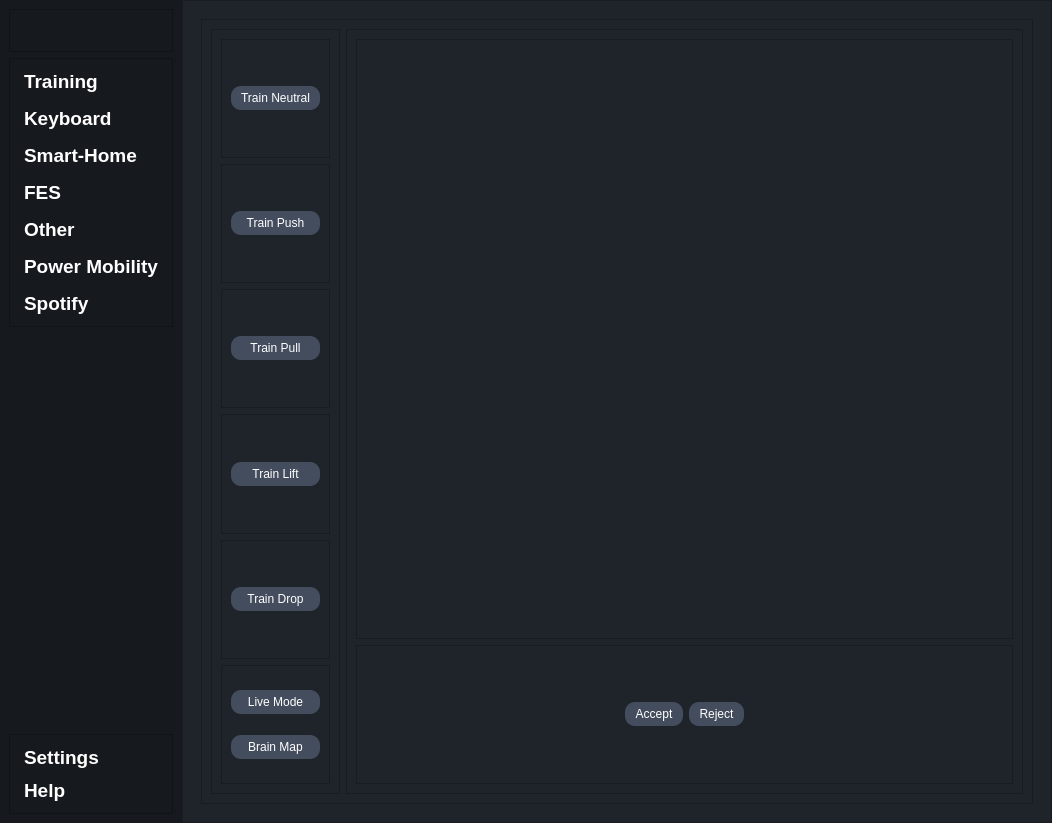
Qt form welcomescreen.ui (GRH-BCI/GRH-Home-BCI) before a commit.
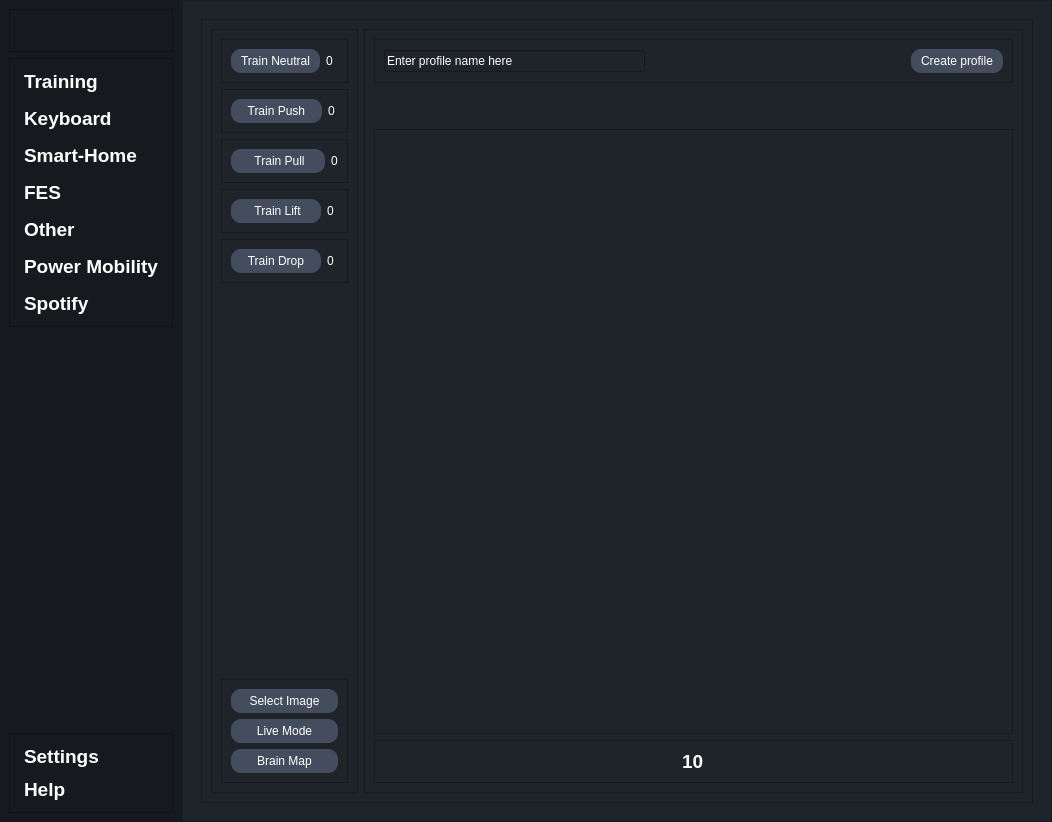
The same form after that commit. The open tabs and pages were chosen to show the change. Icons and pictures are not drawn.

Diff of the .ui file:
```diff
--- a/welcomescreen.ui
+++ b/welcomescreen.ui
@@ -7,7 +7,7 @@
     <x>0</x>
     <y>0</y>
     <width>1052</width>
-    <height>823</height>
+    <height>822</height>
    </rect>
   </property>
   <property name="sizePolicy">
@@ -659,6 +659,13 @@
                            </property>
                           </widget>
                          </item>
+                         <item>
+                          <widget class="QLabel" name="NeutralLabel">
+                           <property name="text">
+                            <string>0</string>
+                           </property>
+                          </widget>
+                         </item>
                         </layout>
                        </widget>
                       </item>
@@ -702,7 +709,14 @@
 </string>
                            </property>
                            <property name="text">
-                            <string>Train Push</string>
+                            <string>  Train Push  </string>
+                           </property>
+                          </widget>
+                         </item>
+                         <item>
+                          <widget class="QLabel" name="PushLabel">
+                           <property name="text">
+                            <string>0</string>
                            </property>
                           </widget>
                          </item>
@@ -749,7 +763,14 @@
 </string>
                            </property>
                            <property name="text">
-                            <string>Train Pull</string>
+                            <string>    Train Pull   </string>
+                           </property>
+                          </widget>
+                         </item>
+                         <item>
+                          <widget class="QLabel" name="PullLabel">
+                           <property name="text">
+                            <string>0</string>
                            </property>
                           </widget>
                          </item>
@@ -796,7 +817,14 @@
 </string>
                            </property>
                            <property name="text">
-                            <string>Train Lift</string>
+                            <string>    Train Lift   </string>
+                           </property>
+                          </widget>
+                         </item>
+                         <item>
+                          <widget class="QLabel" name="LiftLabel">
+                           <property name="text">
+                            <string>0</string>
                            </property>
                           </widget>
                          </item>
@@ -843,13 +871,33 @@
 </string>
                            </property>
                            <property name="text">
-                            <string>Train Drop</string>
+                            <string>  Train Drop  </string>
+                           </property>
+                          </widget>
+                         </item>
+                         <item>
+                          <widget class="QLabel" name="DropLabel">
+                           <property name="text">
+                            <string>0</string>
                            </property>
                           </widget>
                          </item>
                         </layout>
                        </widget>
                       </item>
+                      <item>
+                       <spacer name="verticalSpacer_7">
+                        <property name="orientation">
+                         <enum>Qt::Vertical</enum>
+                        </property>
+                        <property name="sizeHint" stdset="0">
+                         <size>
+                          <width>20</width>
+                          <height>20</height>
+                         </size>
+                        </property>
+                       </spacer>
+                      </item>
                       <item>
                        <widget class="QFrame" name="frame_55">
                         <property name="frameShape">
@@ -860,7 +908,36 @@
                         </property>
                         <layout class="QVBoxLayout" name="verticalLayout_31">
                          <item>
-                          <widget class="QPushButton" name="pushButton_9">
+                          <widget class="QPushButton" name="SelectImageBtn">
+                           <property name="styleSheet">
+                            <string notr="true">QPushButton{
+	background-color:rgb(68, 77, 93);
+	color:rgb(255, 255, 255);
+	padding: 5px 10px; 
+	border-top-left-radius: 10px;
+	border-top-right-radius: 10px;
+	border-bottom-left-radius: 10px;
+	border-bottom-right-radius: 10px;
+	border-left: 2px solidrgb(135, 153, 184);
+	border-right: 2px solidrgb(135, 153, 184);
+	border-top: 2px solidrgb(135, 153, 184);
+	border-bottom: 2px solidrgb(135, 153, 184);
+}
+QPushButton:hover{
+	background-color:rgb(148, 168, 202);
+}
+QPushButton:pressed{
+	background-color:rgb(143, 255, 130);
+}
+</string>
+                           </property>
+                           <property name="text">
+                            <string>Select Image</string>
+                           </property>
+                          </widget>
+                         </item>
+                         <item>
+                          <widget class="QPushButton" name="LiveModeBtn">
                            <property name="styleSheet">
                             <string notr="true">QPushButton{
 	background-color:rgb(68, 77, 93);
@@ -932,78 +1009,7 @@
                       <enum>QFrame::Raised</enum>
                      </property>
                      <layout class="QVBoxLayout" name="verticalLayout_32">
-                      <item>
-                       <widget class="QFrame" name="frame_53">
-                        <property name="sizePolicy">
-                         <sizepolicy hsizetype="Minimum" vsizetype="Minimum">
-                          <horstretch>0</horstretch>
-                          <verstretch>0</verstretch>
-                         </sizepolicy>
-                        </property>
-                        <property name="minimumSize">
-                         <size>
-                          <width>600</width>
-                          <height>600</height>
-                         </size>
-                        </property>
-                        <property name="frameShape">
-                         <enum>QFrame::StyledPanel</enum>
-                        </property>
-                        <property name="frameShadow">
-                         <enum>QFrame::Raised</enum>
-                        </property>
-                        <widget class="QLabel" name="label_31">
-                         <property name="geometry">
-                          <rect>
-                           <x>240</x>
-                           <y>240</y>
-                           <width>150</width>
-                           <height>150</height>
-                          </rect>
-                         </property>
-                         <property name="sizePolicy">
-                          <sizepolicy hsizetype="Minimum" vsizetype="Minimum">
-                           <horstretch>0</horstretch>
-                           <verstretch>0</verstretch>
-                          </sizepolicy>
-                         </property>
-                         <property name="minimumSize">
-                          <size>
-                           <width>150</width>
-                           <height>150</height>
-                          </size>
-                         </property>
-                         <property name="maximumSize">
-                          <size>
-                           <width>300</width>
-                           <height>300</height>
-                          </size>
-                         </property>
-                         <property name="sizeIncrement">
-                          <size>
-                           <width>0</width>
-                           <height>0</height>
-                          </size>
-                         </property>
-                         <property name="baseSize">
-                          <size>
-                           <width>150</width>
-                           <height>150</height>
-                          </size>
-                         </property>
-                         <property name="text">
-                          <string/>
-                         </property>
-                         <property name="pixmap">
-                          <pixmap resource="resources.qrc">:/photos/Assets/frog.png</pixmap>
-                         </property>
-                         <property name="scaledContents">
-                          <bool>true</bool>
-                         </property>
-                        </widget>
-                       </widget>
-                      </item>
-                      <item>
+                      <item alignment="Qt::AlignTop">
                        <widget class="QFrame" name="frame_54">
                         <property name="frameShape">
                          <enum>QFrame::StyledPanel</enum>
@@ -1012,6 +1018,13 @@
                          <enum>QFrame::Raised</enum>
                         </property>
                         <layout class="QHBoxLayout" name="horizontalLayout_33">
+                         <item>
+                          <widget class="QLineEdit" name="ProfileLine">
+                           <property name="text">
+                            <string>Enter profile name here </string>
+                           </property>
+                          </widget>
+                         </item>
                          <item>
                           <spacer name="horizontalSpacer_23">
                            <property name="orientation">
@@ -1050,51 +1063,88 @@
 </string>
                            </property>
                            <property name="text">
-                            <string>Accept</string>
+                            <string>Create profile</string>
                            </property>
                           </widget>
                          </item>
-                         <item>
-                          <widget class="QPushButton" name="pushButton_7">
-                           <property name="styleSheet">
-                            <string notr="true">QPushButton{
-	background-color:rgb(68, 77, 93);
-	color:rgb(255, 255, 255);
-	padding: 5px 10px; 
-	border-top-left-radius: 10px;
-	border-top-right-radius: 10px;
-	border-bottom-left-radius: 10px;
-	border-bottom-right-radius: 10px;
-	border-left: 2px solidrgb(135, 153, 184);
-	border-right: 2px solidrgb(135, 153, 184);
-	border-top: 2px solidrgb(135, 153, 184);
-	border-bottom: 2px solidrgb(135, 153, 184);
-}
-QPushButton:hover{
-	background-color:rgb(148, 168, 202);
-}
-QPushButton:pressed{
-	background-color:rgb(143, 255, 130);
-}
-</string>
+                        </layout>
+                       </widget>
+                      </item>
+                      <item>
+                       <spacer name="verticalSpacer_8">
+                        <property name="orientation">
+                         <enum>Qt::Vertical</enum>
+                        </property>
+                        <property name="sizeType">
+                         <enum>QSizePolicy::Fixed</enum>
+                        </property>
+                        <property name="sizeHint" stdset="0">
+                         <size>
+                          <width>20</width>
+                          <height>40</height>
+                         </size>
+                        </property>
+                       </spacer>
+                      </item>
+                      <item>
+                       <widget class="QFrame" name="TrainSpriteFrame">
+                        <property name="sizePolicy">
+                         <sizepolicy hsizetype="Expanding" vsizetype="Expanding">
+                          <horstretch>0</horstretch>
+                          <verstretch>0</verstretch>
+                         </sizepolicy>
+                        </property>
+                        <property name="minimumSize">
+                         <size>
+                          <width>600</width>
+                          <height>600</height>
+                         </size>
+                        </property>
+                        <property name="frameShape">
+                         <enum>QFrame::StyledPanel</enum>
+                        </property>
+                        <property name="frameShadow">
+                         <enum>QFrame::Raised</enum>
+                        </property>
+                        <layout class="QGridLayout" name="gridLayout">
+                         <item row="0" column="0">
+                          <widget class="QLabel" name="TrainSprite">
+                           <property name="sizePolicy">
+                            <sizepolicy hsizetype="Minimum" vsizetype="Minimum">
+                             <horstretch>0</horstretch>
+                             <verstretch>0</verstretch>
+                            </sizepolicy>
                            </property>
                            <property name="text">
-                            <string>Reject</string>
+                            <string/>
                            </property>
                           </widget>
                          </item>
-                         <item>
-                          <spacer name="horizontalSpacer_24">
-                           <property name="orientation">
-                            <enum>Qt::Horizontal</enum>
+                        </layout>
+                       </widget>
+                      </item>
+                      <item>
+                       <widget class="QFrame" name="frame_53">
+                        <property name="frameShape">
+                         <enum>QFrame::StyledPanel</enum>
+                        </property>
+                        <property name="frameShadow">
+                         <enum>QFrame::Raised</enum>
+                        </property>
+                        <layout class="QGridLayout" name="gridLayout_2">
+                         <item row="0" column="0" alignment="Qt::AlignHCenter|Qt::AlignVCenter">
+                          <widget class="QLabel" name="timerLabel">
+                           <property name="font">
+                            <font>
+                             <pointsize>14</pointsize>
+                             <weight>75</weight>
+                             <bold>true</bold>
+                            </font>
                            </property>
-                           <property name="sizeHint" stdset="0">
-                            <size>
-                             <width>40</width>
-                             <height>20</height>
-                            </size>
+                           <property name="text">
+                            <string>10</string>
                            </property>
-                          </spacer>
+                          </widget>
                          </item>
                         </layout>
                        </widget>
```
Left out of the diff: 59 changed lines with no effect on the pictures.
